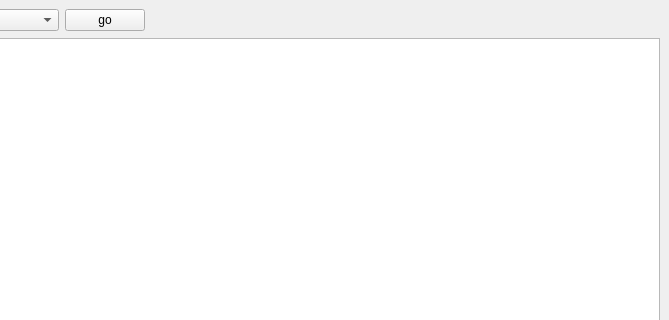
birkeh/weatherData, file cmainwindow.ui: the form before one commit; both pictures show x 339 to 1008 and y 0 to 320 of the 1008 by 700 pixel window.
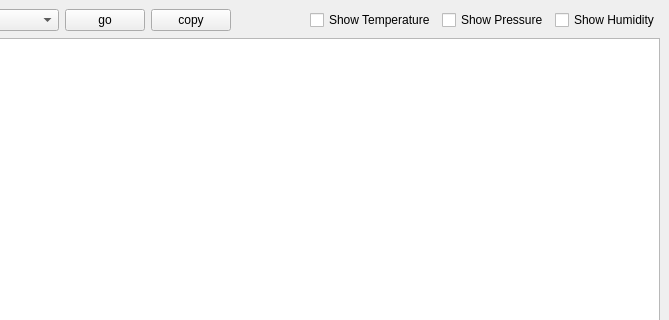
The form after the commit. Custom widgets are drawn as their Qt base class.

```diff
--- a/cmainwindow.ui
+++ b/cmainwindow.ui
@@ -56,6 +56,13 @@
           </property>
          </widget>
         </item>
+        <item>
+         <widget class="QPushButton" name="m_lpCopy">
+          <property name="text">
+           <string>copy</string>
+          </property>
+         </widget>
+        </item>
         <item>
          <spacer name="horizontalSpacer">
           <property name="orientation">
@@ -69,6 +76,27 @@
           </property>
          </spacer>
         </item>
+        <item>
+         <widget class="QCheckBox" name="m_lpShowTemperature">
+          <property name="text">
+           <string>Show Temperature</string>
+          </property>
+         </widget>
+        </item>
+        <item>
+         <widget class="QCheckBox" name="m_lpShowPressure">
+          <property name="text">
+           <string>Show Pressure</string>
+          </property>
+         </widget>
+        </item>
+        <item>
+         <widget class="QCheckBox" name="m_lpShowHumidity">
+          <property name="text">
+           <string>Show Humidity</string>
+          </property>
+         </widget>
+        </item>
        </layout>
       </item>
       <item>
```
